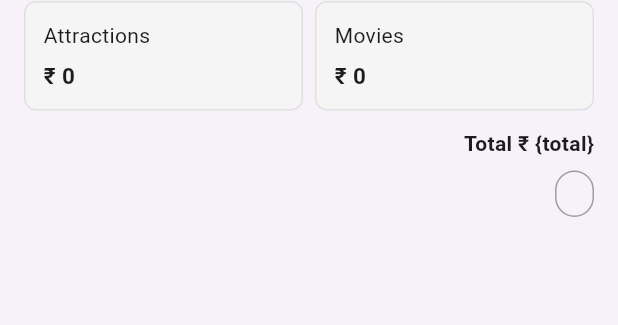
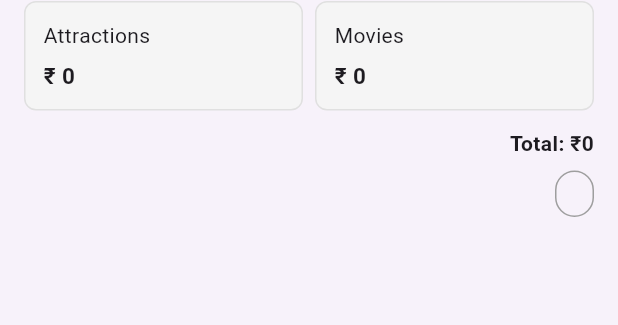
Before and after one commit to vrund-cpp/Ticket_Booking_App, a Flutter app: the BookingHistoryCard widget shown alone on an empty page, opened directly with empty values, on a phone screen of 412 x 824 dp. Shown: the part 206-531 px from the top of the screen. Run offline on Flutter 3.47's test engine with Material 3 defaults, Android fonts, the phone set to English and light mode, and no system bars; our stand-ins replace easy_localization, flutter_secure_storage, go_router, shared_preferences; missing offline and left inert: jwt_decode; accounts and stored records are empty; network calls fail.

Commit message:
final commit

```diff
--- a/frontend_flutter/lib/core/widgets/booking_history_card.dart
+++ b/frontend_flutter/lib/core/widgets/booking_history_card.dart
@@ -27,7 +27,8 @@ class BookingHistoryCard extends StatelessWidget {
               children: [
                 Text('bookingNo:'.tr()),
                 const SizedBox(width: 4),
-                Text(safeSubstring(booking.id, 0, 8),
+                Text(
+                  safeSubstring(booking.id, 0, 8),
                   style: const TextStyle(color: Colors.blue),
                 ),
               ],
@@ -59,7 +60,7 @@ class BookingHistoryCard extends StatelessWidget {
             Align(
               alignment: Alignment.centerRight,
               child: Text(
-                'Total'.tr(args: [booking.total.toStringAsFixed(0)]),
+                'Total: ₹${booking.total.toStringAsFixed(0)}',
                 style: const TextStyle(fontWeight: FontWeight.bold),
               ),
             ),
```
Also changed, not shown: TicketEase_API.Postman_Collection.json (renamed from Project_Documentation.pdf/TicketEase API.postman_collection.json), 8 other files.
